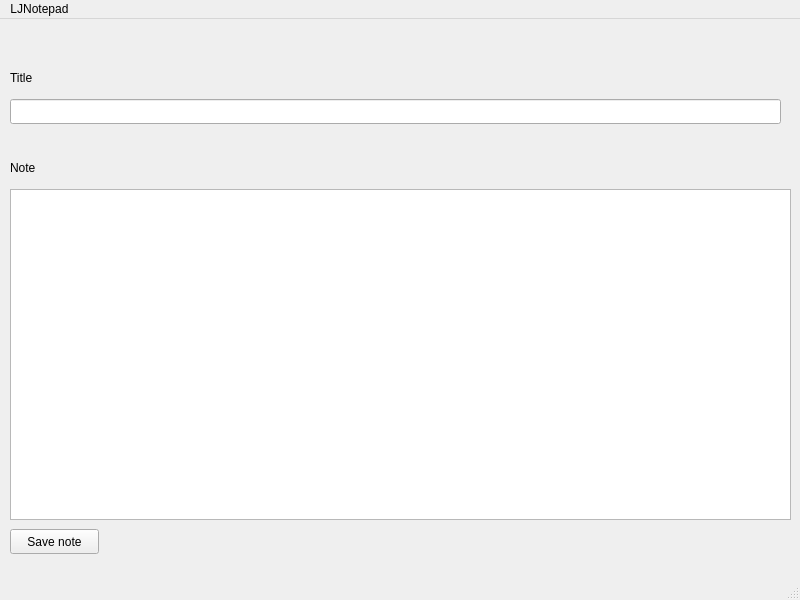
First picture: the form in ljnotepad.ui, repository ljlassi/lj-notepad, before the edit.
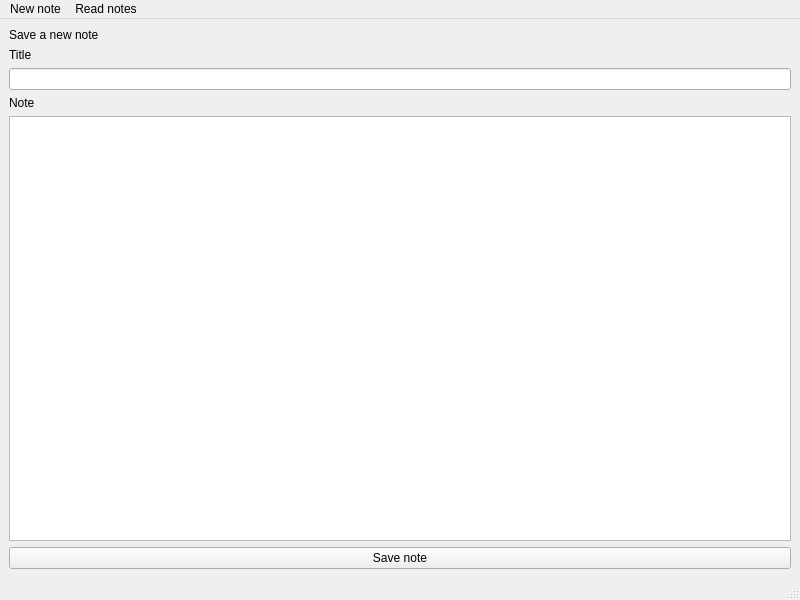
Second picture: the form after the edit.

Commit message: Now able to read previous notes.

What changed in the file:
```diff
--- a/ljnotepad.ui
+++ b/ljnotepad.ui
@@ -14,65 +14,42 @@
    <string>LJNotepad</string>
   </property>
   <widget class="QWidget" name="centralwidget">
-   <widget class="QTextEdit" name="textEdit">
-    <property name="geometry">
-     <rect>
-      <x>10</x>
-      <y>170</y>
-      <width>781</width>
-      <height>331</height>
-     </rect>
-    </property>
-   </widget>
-   <widget class="QLineEdit" name="lineEdit">
-    <property name="geometry">
-     <rect>
-      <x>10</x>
-      <y>80</y>
-      <width>771</width>
-      <height>25</height>
-     </rect>
-    </property>
-   </widget>
+   <layout class="QVBoxLayout" name="verticalLayout">
+    <item>
+     <widget class="QLabel" name="label_3">
+      <property name="text">
+       <string>Save a new note</string>
+      </property>
+     </widget>
+    </item>
+    <item>
    <widget class="QLabel" name="label">
-    <property name="geometry">
-     <rect>
-      <x>10</x>
-      <y>50</y>
-      <width>67</width>
-      <height>17</height>
-     </rect>
-    </property>
     <property name="text">
      <string>Title</string>
     </property>
    </widget>
+    </item>
+    <item>
+     <widget class="QLineEdit" name="lineEdit"/>
+    </item>
+    <item>
    <widget class="QLabel" name="label_2">
-    <property name="geometry">
-     <rect>
-      <x>10</x>
-      <y>140</y>
-      <width>67</width>
-      <height>17</height>
-     </rect>
-    </property>
     <property name="text">
      <string>Note</string>
     </property>
    </widget>
+    </item>
+    <item>
+     <widget class="QTextEdit" name="textEdit"/>
+    </item>
+    <item>
    <widget class="QPushButton" name="saveNoteButton">
-    <property name="geometry">
-     <rect>
-      <x>10</x>
-      <y>510</y>
-      <width>89</width>
-      <height>25</height>
-     </rect>
-    </property>
     <property name="text">
      <string>Save note</string>
     </property>
    </widget>
+    </item>
+   </layout>
   </widget>
   <widget class="QStatusBar" name="statusbar"/>
   <widget class="QMenuBar" name="menubar">
@@ -86,10 +63,23 @@
    </property>
    <widget class="QMenu" name="menuLJNotepad">
     <property name="title">
-     <string>LJNotepad</string>
+     <string>New note</string>
     </property>
    </widget>
+   <widget class="QMenu" name="menuRead_notes">
+    <property name="focusPolicy">
+     <enum>Qt::ClickFocus</enum>
+    </property>
+    <property name="contextMenuPolicy">
+     <enum>Qt::DefaultContextMenu</enum>
+    </property>
+    <property name="title">
+     <string>Read notes</string>
+    </property>
+    <addaction name="actionRead_Notes"/>
+   </widget>
    <addaction name="menuLJNotepad"/>
+   <addaction name="menuRead_notes"/>
   </widget>
  </widget>
  <resources/>
```
Left out of the diff: 5 changed lines with no effect on the pictures. Lines whose indentation alone changed are shown as unchanged. The commit also changes 9 other files.
